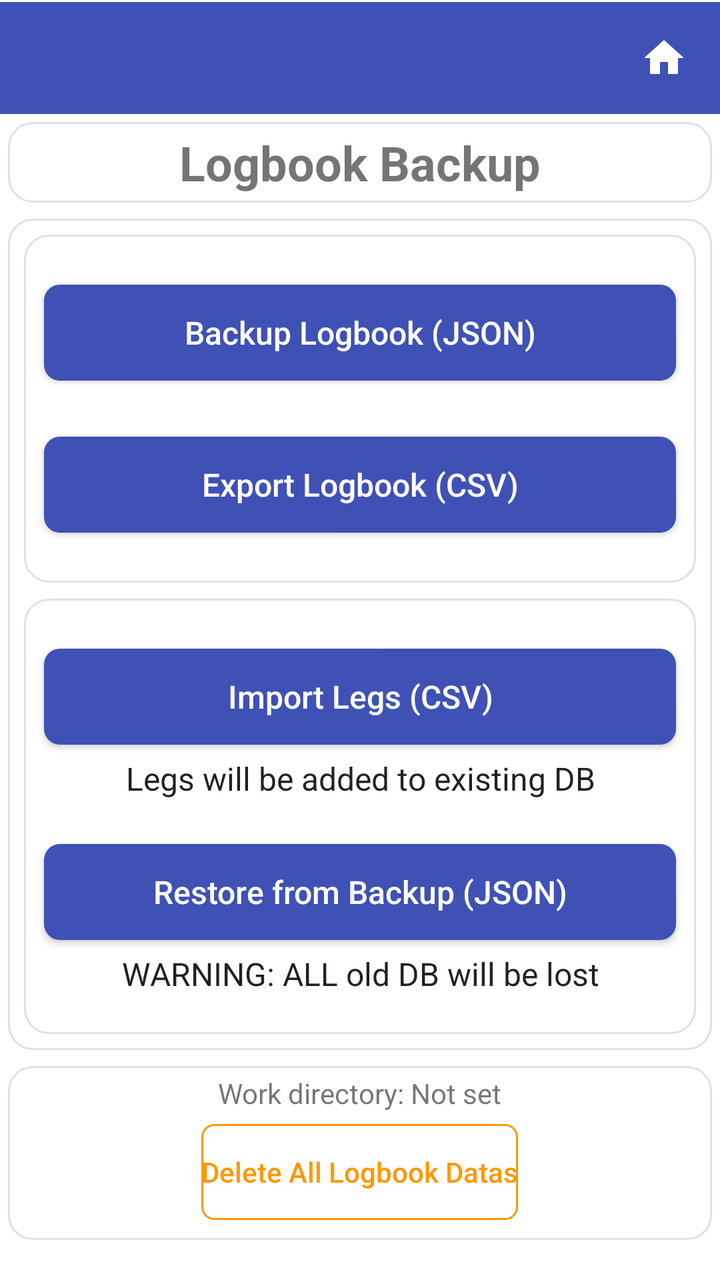
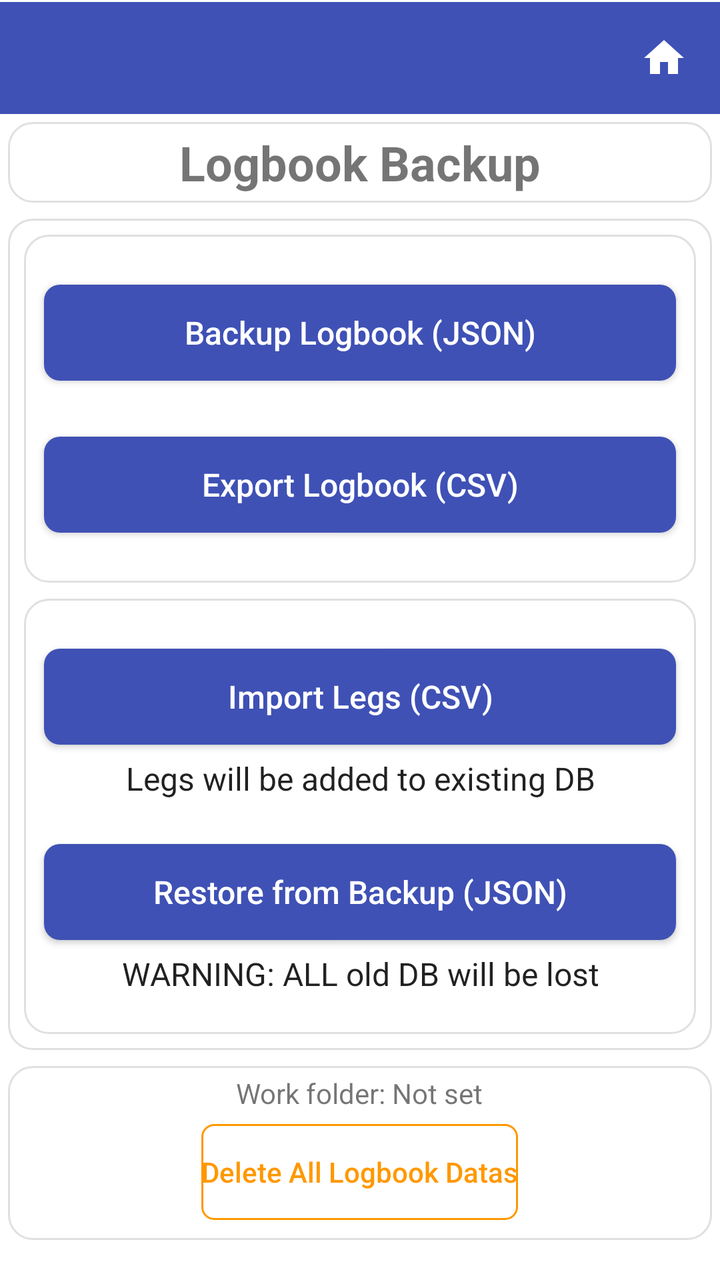

Screens rendered from an Android XML layout before and after an edit, with the pre-edit source and the edit as a unified diff.
<!-- AndroidManifest.xml: application theme Theme.StripToLogbook.View -->
<!-- res/layout/activity_backup.xml -->
<?xml version="1.0" encoding="utf-8"?>
<LinearLayout xmlns:android="http://schemas.android.com/apk/res/android"
    android:layout_width="match_parent"
    android:layout_height="match_parent"
    android:orientation="vertical"
    android:paddingBottom="16dp">

    
    <include layout="@layout/view_app_toolbar" />

    
    <LinearLayout
        style="@style/Card.Surface"
        android:layout_width="match_parent"
        android:layout_height="wrap_content"
        android:autoSizeTextType="uniform"
        android:gravity="center"
        android:orientation="vertical">

        <TextView
            android:layout_width="wrap_content"
            android:layout_height="wrap_content"
            android:layout_gravity="center"
            android:text="Logbook Backup"
            android:textSize="24sp"
            android:textStyle="bold" />

    </LinearLayout>

    <LinearLayout
        style="@style/Card.Surface"
        android:layout_width="match_parent"
        android:layout_height="0dp"
        android:layout_marginTop="6dp"
        android:layout_weight="1"
        android:gravity="center"
        android:orientation="vertical">

        <LinearLayout
            style="@style/Card.Surface"
            android:layout_width="match_parent"
            android:layout_height="wrap_content"
            android:layout_weight="1"
            android:gravity="center"
            android:orientation="vertical">

            <Button
                android:id="@+id/btn_backup_json"
                style="@style/PrimaryButtonStyle"
                android:layout_width="match_parent"
                android:layout_height="wrap_content"
                android:text="Backup Logbook (JSON)" />

            <Space
                android:layout_width="match_parent"
                android:layout_height="16dp" />

            <Button
                android:id="@+id/btn_export_csv"
                style="@style/PrimaryButtonStyle"
                android:layout_width="match_parent"
                android:layout_height="wrap_content"
                android:text="Export Logbook (CSV)" />


        </LinearLayout>

        <LinearLayout
            style="@style/Card.Surface"
            android:layout_width="match_parent"
            android:layout_height="wrap_content"
            android:layout_weight="1"
            android:gravity="center"
            android:orientation="vertical">

            <Button
                android:id="@+id/btn_import_csv"
                style="@style/PrimaryButtonStyle"
                android:layout_width="match_parent"
                android:layout_height="wrap_content"
                android:text="Import Legs (CSV)" />

            <TextView
                style="@style/TextAppearance.AppCompat.Body1"
                android:layout_width="wrap_content"
                android:layout_height="wrap_content"
                android:gravity="center"
                android:text="Legs will be added to existing DB" />

            <Space
                android:layout_width="match_parent"
                android:layout_height="16dp" />

            <Button
                android:id="@+id/btn_restore_json"
                style="@style/PrimaryButtonStyle"
                android:layout_width="match_parent"
                android:layout_height="wrap_content"
                android:text="Restore from Backup (JSON)" />

            <TextView
                style="@style/TextAppearance.AppCompat.Body1"
                android:layout_width="wrap_content"
                android:layout_height="wrap_content"
                android:gravity="center"
                android:text="WARNING: ALL old DB will be lost" />


        </LinearLayout>
    </LinearLayout>

    
    <LinearLayout
        style="@style/Card.Surface"
        android:layout_width="match_parent"
        android:layout_height="wrap_content"
        android:layout_marginBottom="30dp"
        android:gravity="center"
        android:orientation="vertical">

        <TextView
            android:id="@+id/txt_work_directory"
            android:layout_width="wrap_content"
            android:layout_height="wrap_content"
            android:gravity="center"
            android:text="Work directory: Not set" />

        <Button
            android:id="@+id/btn_delete_all"
            style="@style/SecondaryButtonWarningStyle"
            android:layout_width="wrap_content"
            android:layout_height="wrap_content"
            android:text="Delete All Logbook Datas" />

    </LinearLayout>

</LinearLayout>
<!-- res/layout/view_app_toolbar.xml (included above) -->
<?xml version="1.0" encoding="utf-8"?>
<LinearLayout xmlns:android="http://schemas.android.com/apk/res/android"
    android:id="@+id/toolbar_container"
    android:layout_width="match_parent"
    android:layout_height="wrap_content"
    android:orientation="vertical"
    android:background="@color/colorPrimary">

    <View
        android:id="@+id/status_bar_spacer"
        android:layout_width="match_parent"
        android:layout_height="0dp"
        android:background="@color/colorPrimary" />

    <View
        android:layout_width="match_parent"
        android:layout_height="1dp"
        android:background="@color/surface" />

    <LinearLayout
        android:layout_width="match_parent"
        android:layout_height="wrap_content"
        android:orientation="horizontal"
        android:gravity="center_vertical"
        android:background="@color/colorPrimary">

        <androidx.appcompat.widget.Toolbar
            android:id="@+id/toolbar"
            style="@style/ToolbarStyle"
            android:layout_width="0dp"
            android:layout_height="wrap_content"
            android:layout_weight="1"
            android:background="@color/colorPrimary"
            android:minHeight="?attr/actionBarSize" />

        <ImageButton
            android:id="@+id/btn_home"
            android:layout_width="?attr/actionBarSize"
            android:layout_height="?attr/actionBarSize"
            android:background="?attr/selectableItemBackgroundBorderless"
            android:contentDescription="Home"
            android:src="@drawable/ic_home" />
    </LinearLayout>
</LinearLayout>
<!-- resources referenced by this layout -->
<resources>
  <color name="colorPrimary">#3F51B5</color>
  <color name="surface">#FFFFFFFF</color>
  <!-- drawable ic_home (drawable) -->
  <?xml version="1.0" encoding="utf-8"?>
  <vector xmlns:android="http://schemas.android.com/apk/res/android"
      android:width="24dp"
      android:height="24dp"
      android:viewportWidth="24"
      android:viewportHeight="24">
      <path
          android:fillColor="@color/surface"
          android:pathData="M10,20v-6h4v6h5v-8h3L12,3 2,12h3v8z" />
  </vector>
  <style name="Card.Surface">
          <item name="android:background">@drawable/bg_card</item>
          <item name="android:padding">4dp</item>
          <item name="android:layout_margin">4dp</item>
      </style>
  <style name="TextAppearance.AppCompat.Body1" parent="TextAppearance.AppCompat">
          <item name="android:textSize">16sp</item>
          <item name="android:textColor">@color/text_primary</item>
          <item name="android:fontFamily">sans-serif</item>
      </style>
  <style name="ToolbarStyle" parent="Widget.AppCompat.Toolbar">
          <item name="android:background">@color/colorPrimary</item>
          <item name="titleTextAppearance">@style/ToolbarTitleStyle</item>
      </style>
  <!-- drawable bg_card (drawable) -->
  <?xml version="1.0" encoding="utf-8"?>
  <shape xmlns:android="http://schemas.android.com/apk/res/android">
      <solid android:color="@color/surface" />
      <corners android:radius="12dp" />
      <stroke android:width="1dp"
          android:color="@color/border" />
  </shape>
  <!-- drawable bg_button_primary (drawable) -->
  <?xml version="1.0" encoding="utf-8"?>
  <shape xmlns:android="http://schemas.android.com/apk/res/android">
      <solid android:color="@color/colorPrimary" />
      <corners android:radius="8dp" />
  </shape>
  <!-- drawable bg_button_warning (drawable) -->
  <?xml version="1.0" encoding="utf-8"?>
  <shape xmlns:android="http://schemas.android.com/apk/res/android">
      <solid android:color="@android:color/transparent" />
      <stroke android:width="1dp" android:color="@color/warning" />
      <corners android:radius="6dp" />
  </shape>
  <color name="warning">#FF9800</color>
  <color name="text_primary">#DE000000</color>
  <style name="ToolbarTitleStyle" parent="Widget.AppCompat.EditText">
          
          <item name="android:textColor">@color/surface</item>
          <item name="tint">@android:color/white</item>
      </style>
  <color name="purple_500">#FF6200EE</color>
  <color name="purple_700">#FF3700B3</color>
  <color name="teal_200">#FF03DAC5</color>
  <color name="dropdown_background">#FFFFFFFF</color>
  <style name="NoBackgroundTextView" parent="Widget.AppCompat.TextView">
          <item name="android:background">@null</item>
      </style>
  <style name="MyAutoCompleteTextViewStyle" parent="Widget.AppCompat.AutoCompleteTextView">
          <item name="android:textSize">16sp</item>
          <item name="android:textColor">@color/text_primary</item>
          <item name="android:fontFamily">sans-serif</item>
          <item name="android:popupBackground">@color/dropdown_background</item>
      </style>
  <style name="ToolbarNavButtonStyle" parent="Widget.AppCompat.Toolbar.Button.Navigation">
          <item name="android:tint">@color/surface</item>
      </style>
  <color name="border">#E0E0E0</color>
  <!-- drawable edittext_background (drawable) -->
  <selector xmlns:android="http://schemas.android.com/apk/res/android">
      <item android:state_enabled="false"
          android:drawable="@android:color/transparent" />
      <item android:drawable="@drawable/edittext_background_shape" />
  
  
  
  </selector>
  <!-- drawable edittext_background_shape (drawable) -->
  <shape xmlns:android="http://schemas.android.com/apk/res/android">
      <solid android:color="@color/edittext_background_color" />
      <corners android:radius="4dp" />
      
      <stroke android:width="1dp" android:color="@color/edittext_stroke_color" />
  </shape>
  <color name="edittext_background_color">#F5F5F5</color>
  <color name="edittext_stroke_color">#DDDDDD</color>
  <!-- unchanged entries left out for length: 4 -->
</resources>

<!-- the commit's change to res/layout/activity_backup.xml (unified diff, before → after) -->
@@ -119,11 +119,11 @@
         android:orientation="vertical">
 
         <TextView
-            android:id="@+id/txt_work_directory"
+            android:id="@+id/txt_work_folder"
             android:layout_width="wrap_content"
             android:layout_height="wrap_content"
             android:gravity="center"
-            android:text="Work directory: Not set" />
+            android:text="Work folder: Not set" />
 
         <Button
             android:id="@+id/btn_delete_all"
